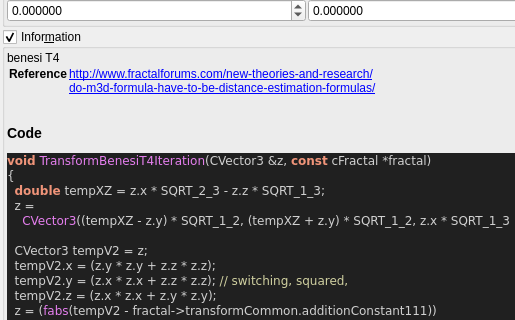
The window that mandelbulber2/qt_data/fractal_transf_benesi_t4.ui (buddhi1980/mandelbulber2) describes before a commit, drawn with Qt 5; both pictures show x 0 to 515 and y 303 to 623 of the 916 by 914 pixel window.
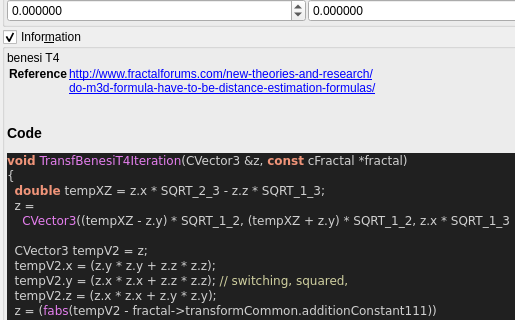
The same window after the commit. Custom widgets are drawn as their Qt base class.

Diff of the .ui file:
```diff
--- a/mandelbulber2/qt_data/fractal_transf_benesi_t4.ui
+++ b/mandelbulber2/qt_data/fractal_transf_benesi_t4.ui
@@ -630,7 +630,7 @@
 &lt;/table&gt;
 &lt;h3&gt;Code&lt;/h3&gt;
 &lt;body style=&quot;background-color:#202020&quot;&gt;
-&lt;pre style=&quot;color:#d0d0d0; background-color:#202020;  font-family:'Courier New',monospace;&quot;&gt;&lt;span style=&quot;color:#f09479; font-weight:bold&quot;&gt;void&lt;/span&gt; &lt;span style=&quot;color:#e47eed&quot;&gt;TransformBenesiT4Iteration&lt;/span&gt;&lt;span style=&quot;color:#d0d0d0&quot;&gt;(&lt;/span&gt;CVector3 &lt;span style=&quot;color:#d0d0d0&quot;&gt;&amp;amp;&lt;/span&gt;z&lt;span style=&quot;color:#d0d0d0&quot;&gt;,&lt;/span&gt; &lt;span style=&quot;color:#f09479; font-weight:bold&quot;&gt;const&lt;/span&gt; cFractal &lt;span style=&quot;color:#d0d0d0&quot;&gt;*&lt;/span&gt;fractal&lt;span style=&quot;color:#d0d0d0&quot;&gt;)&lt;/span&gt;
+&lt;pre style=&quot;color:#d0d0d0; background-color:#202020;  font-family:'Courier New',monospace;&quot;&gt;&lt;span style=&quot;color:#f09479; font-weight:bold&quot;&gt;void&lt;/span&gt; &lt;span style=&quot;color:#e47eed&quot;&gt;TransfBenesiT4Iteration&lt;/span&gt;&lt;span style=&quot;color:#d0d0d0&quot;&gt;(&lt;/span&gt;CVector3 &lt;span style=&quot;color:#d0d0d0&quot;&gt;&amp;amp;&lt;/span&gt;z&lt;span style=&quot;color:#d0d0d0&quot;&gt;,&lt;/span&gt; &lt;span style=&quot;color:#f09479; font-weight:bold&quot;&gt;const&lt;/span&gt; cFractal &lt;span style=&quot;color:#d0d0d0&quot;&gt;*&lt;/span&gt;fractal&lt;span style=&quot;color:#d0d0d0&quot;&gt;)&lt;/span&gt;
 &lt;span style=&quot;color:#d0d0d0&quot;&gt;{&lt;/span&gt;
   &lt;span style=&quot;color:#f09479; font-weight:bold&quot;&gt;double&lt;/span&gt; tempXZ &lt;span style=&quot;color:#d0d0d0&quot;&gt;=&lt;/span&gt; z&lt;span style=&quot;color:#d0d0d0&quot;&gt;.&lt;/span&gt;x &lt;span style=&quot;color:#d0d0d0&quot;&gt;*&lt;/span&gt; SQRT_2_3 &lt;span style=&quot;color:#d0d0d0&quot;&gt;-&lt;/span&gt; z&lt;span style=&quot;color:#d0d0d0&quot;&gt;.&lt;/span&gt;z &lt;span style=&quot;color:#d0d0d0&quot;&gt;*&lt;/span&gt; SQRT_1_3&lt;span style=&quot;color:#d0d0d0&quot;&gt;;&lt;/span&gt;
   z &lt;span style=&quot;color:#d0d0d0&quot;&gt;=&lt;/span&gt;
```
Left out of the diff: 4 changed lines with no effect on the pictures.
